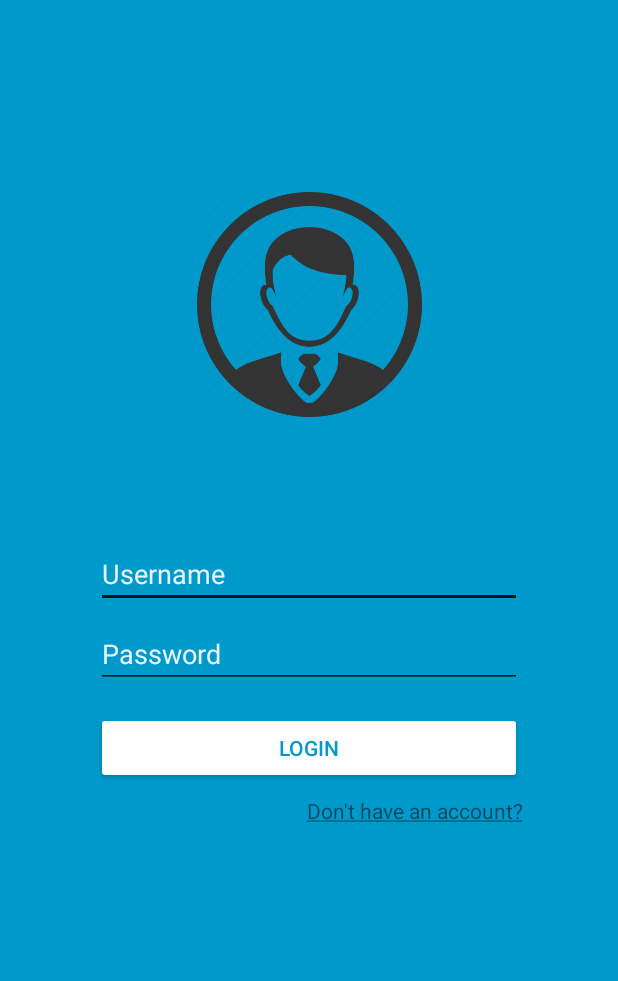
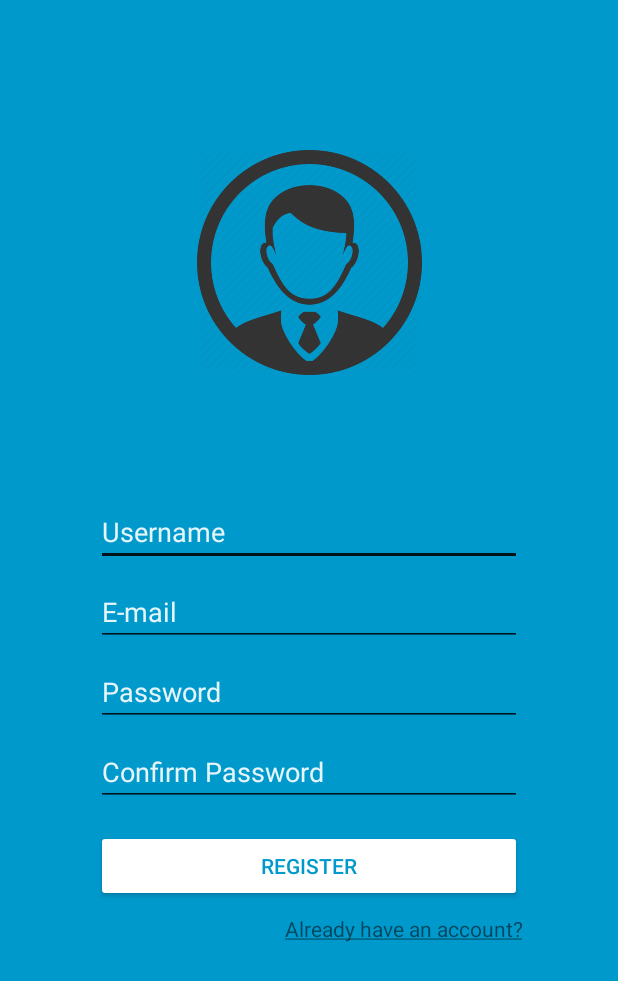
Before and after one commit to MTNANCE/ToolSquirrel, an Android app: the layout fragment_register.xml on its own in the app's theme, with its tools: preview values and no code run, on a phone screen of 412 x 824 dp. Shown: the top 981 px of the screen. Run offline under Robolectric (Android 15) with nearby library versions, the phone set to English and light mode, and no system bars.

Commit message:
Add registration fragment
Change margin on user_icon on register and login fragments from 128dp to 100dp
Add references of registration and login to each other so input won't be missing when switching fragments

```diff
--- a/app/src/main/java/no/purplecloud/toolsquirrel/CredentialsActivity.java
+++ b/app/src/main/java/no/purplecloud/toolsquirrel/CredentialsActivity.java
@@ -6,6 +6,7 @@ import androidx.annotation.Nullable;
 import androidx.fragment.app.FragmentActivity;
 
 import no.purplecloud.toolsquirrel.ui.credentials.LoginFragment;
+import no.purplecloud.toolsquirrel.ui.credentials.RegisterFragment;
 
 public class CredentialsActivity extends FragmentActivity {
 
@@ -15,6 +16,10 @@ public class CredentialsActivity extends FragmentActivity {
         setContentView(R.layout.credentials_main);
 
         LoginFragment loginFragment = new LoginFragment();
+        RegisterFragment regFragment = new RegisterFragment();
+
+        loginFragment.setRegFragment(regFragment);
+        regFragment.setLoginFragment(loginFragment);
 
         // Startup login fragment as default fragment
         getSupportFragmentManager()
--- a/app/src/main/res/layout/fragment_login.xml
+++ b/app/src/main/res/layout/fragment_register.xml
@@ -1,17 +1,17 @@
 <?xml version="1.0" encoding="utf-8"?>
 <androidx.constraintlayout.widget.ConstraintLayout xmlns:android="http://schemas.android.com/apk/res/android"
+    xmlns:app="http://schemas.android.com/apk/res-auto"
+    xmlns:tools="http://schemas.android.com/tools"
     android:layout_width="match_parent"
     android:layout_height="match_parent"
-    xmlns:tools="http://schemas.android.com/tools"
-    android:background="@color/colorPrimary"
-    tools:context=".CredentialsActivity"
-    xmlns:app="http://schemas.android.com/apk/res-auto">
+    android:background="@android:color/holo_blue_dark"
+    tools:context=".ui.credentials.RegisterFragment">
 
     <ImageView
         android:id="@+id/user_logo"
         android:layout_width="150dp"
         android:layout_height="150dp"
-        android:layout_marginTop="128dp"
+        android:layout_marginTop="100dp"
         android:adjustViewBounds="true"
         android:background="@drawable/user_circle"
         android:scaleType="fitCenter"
@@ -35,8 +35,28 @@
         android:textColorHint="#E6FFFFFF"
         android:textSize="18sp"
         app:layout_constraintEnd_toEndOf="parent"
+        app:layout_constraintHorizontal_bias="0.0"
         app:layout_constraintStart_toStartOf="parent"
         app:layout_constraintTop_toBottomOf="@+id/user_logo" />
+
+    <EditText
+        android:id="@+id/txtEmail"
+        android:layout_width="match_parent"
+        android:layout_height="wrap_content"
+        android:layout_marginStart="64dp"
+        android:layout_marginTop="8dp"
+        android:layout_marginEnd="64dp"
+        android:backgroundTint="?attr/actionMenuTextColor"
+        android:ems="10"
+        android:hint="@string/email_placeholder"
+        android:inputType="textEmailAddress"
+        android:textColor="@android:color/white"
+        android:textColorHint="#E6FFFFFF"
+        android:textSize="18sp"
+        app:layout_constraintEnd_toEndOf="parent"
+        app:layout_constraintHorizontal_bias="0.0"
+        app:layout_constraintStart_toStartOf="parent"
+        app:layout_constraintTop_toBottomOf="@+id/txtUsername" />
 
     <EditText
         android:id="@+id/txtPassword"
@@ -54,33 +74,52 @@
         android:textSize="18sp"
         app:layout_constraintEnd_toEndOf="parent"
         app:layout_constraintStart_toStartOf="parent"
-        app:layout_constraintTop_toBottomOf="@id/txtUsername" />
+        app:layout_constraintTop_toBottomOf="@id/txtEmail" />
+
+    <EditText
+        android:id="@+id/txtCPassword"
+        android:layout_width="match_parent"
+        android:layout_height="wrap_content"
+        android:layout_marginStart="64dp"
+        android:layout_marginTop="8dp"
+        android:layout_marginEnd="64dp"
+        android:backgroundTint="?attr/actionMenuTextColor"
+        android:ems="10"
+        android:hint="@string/cpassword_placeholder"
+        android:inputType="textPassword"
+        android:textColor="@android:color/white"
+        android:textColorHint="#E6FFFFFF"
+        android:textSize="18sp"
+        app:layout_constraintEnd_toEndOf="parent"
+        app:layout_constraintStart_toStartOf="parent"
+        app:layout_constraintTop_toBottomOf="@+id/txtPassword" />
 
     <Button
-        android:id="@+id/btnLogin"
+        android:id="@+id/btnRegister"
         android:layout_width="match_parent"
         android:layout_height="wrap_content"
         android:layout_marginStart="64dp"
         android:layout_marginTop="16dp"
         android:layout_marginEnd="64dp"
         android:backgroundTint="@android:color/white"
-        android:text="@string/login_btn"
+        android:text="@string/register_btn"
         android:textColor="@android:color/holo_blue_dark"
         app:layout_constraintEnd_toEndOf="parent"
+        app:layout_constraintHorizontal_bias="0.0"
         app:layout_constraintStart_toStartOf="parent"
-        app:layout_constraintTop_toBottomOf="@+id/txtPassword" />
+        app:layout_constraintTop_toBottomOf="@+id/txtCPassword" />
 
     <TextView
-        android:id="@+id/txtRegister"
+        android:id="@+id/txtLogin"
         android:layout_width="match_parent"
         android:layout_height="wrap_content"
         android:layout_marginStart="64dp"
         android:layout_marginTop="8dp"
         android:layout_marginEnd="64dp"
-        android:text="@string/login_no_account"
+        android:text="@string/register_already_has_account"
         android:textAlignment="textEnd"
         app:layout_constraintEnd_toEndOf="parent"
         app:layout_constraintStart_toStartOf="parent"
-        app:layout_constraintTop_toBottomOf="@+id/btnLogin" />
+        app:layout_constraintTop_toBottomOf="@+id/btnRegister" />
 
 </androidx.constraintlayout.widget.ConstraintLayout>
--- a/app/src/main/res/values/strings.xml
+++ b/app/src/main/res/values/strings.xml
@@ -17,6 +17,7 @@
     <string name="username_placeholder">Username</string>
     <string name="password_placeholder">Password</string>
     <string name="cpassword_placeholder">Confirm Password</string>
+    <string name="email_placeholder">E-mail</string>
     <string name="login_btn">Login</string>
     <string name="register_btn">Register</string>
     <string name="login_no_account"><u>Don\'t have an account?</u></string>
```
Also changed, not shown: app/src/main/java/no/purplecloud/toolsquirrel/ui/credentials/LoginFragment.java (+13 -4 lines), app/src/main/java/no/purplecloud/toolsquirrel/ui/credentials/RegisterFragment.java (added, +91 -0 lines).
